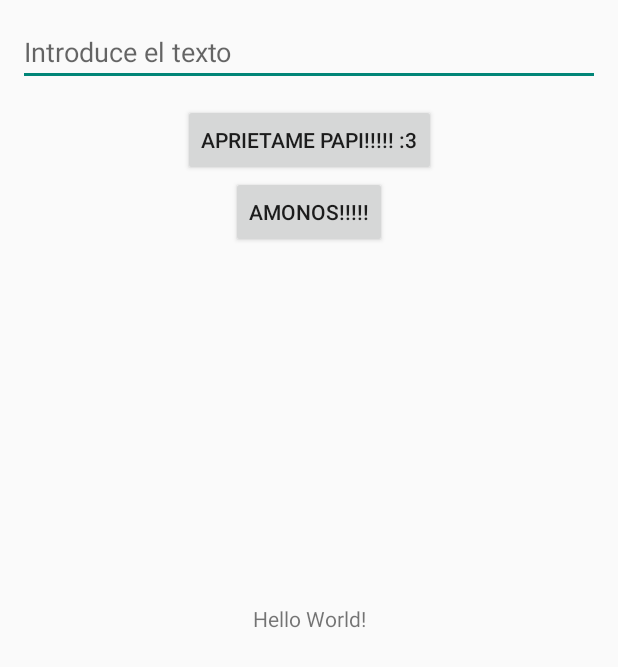
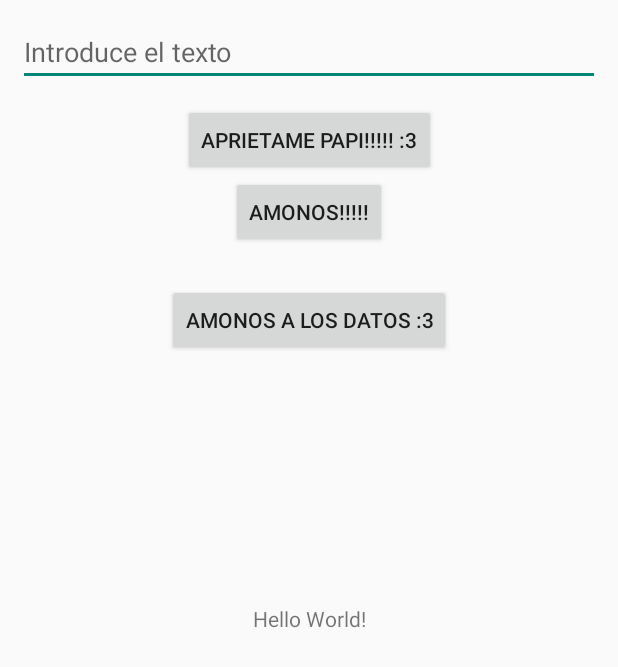
Before and after one commit to josejesusguzman/App1ClasesAndroid, an Android app: the screen it shows after launch (MainActivity), on a phone screen of 412 x 824 dp. Shown: the top 667 px of the screen. Run offline under Robolectric (Android 15) with nearby library versions, the phone set to English and light mode, and no system bars.

```diff
--- a/app/src/main/java/com/jesusguzman/clase1android/Contacto.java
+++ b/app/src/main/java/com/jesusguzman/clase1android/Contacto.java
@@ -9,8 +9,7 @@ public class Contacto {
     public Contacto() {
     }
 
-    public Contacto(int id, String nombre, String telefono) {
-        this.id = id;
+    public Contacto(String nombre, String telefono) {
         this.nombre = nombre;
         this.telefono = telefono;
     }
--- a/app/src/main/java/com/jesusguzman/clase1android/MainActivity.java
+++ b/app/src/main/java/com/jesusguzman/clase1android/MainActivity.java
@@ -32,6 +32,7 @@ public class MainActivity extends AppCompatActivity {
         txtMuestraTexto = (TextView) findViewById(R.id.txt_muestra_texto);
         Button btnAccionTurbo = (Button) findViewById(R.id.btn_accion_turbo);
         Button btnIrActivity = (Button) findViewById(R.id.btn_ir_otra_activity);
+        Button btnActivityDatos = (Button) findViewById(R.id.btn_ir_activity_datos);
 
         btnAccionTurbo.setOnClickListener(new View.OnClickListener() {
             @Override
@@ -44,6 +45,13 @@ public class MainActivity extends AppCompatActivity {
             @Override
             public void onClick(View view) {
                 startActivity(new Intent(getApplicationContext(), ScrollTestActivity.class));
+            }
+        });
+
+        btnActivityDatos.setOnClickListener(new View.OnClickListener() {
+            @Override
+            public void onClick(View view) {
+                startActivity(new Intent(getApplicationContext(), ActivityDatos.class));
             }
         });
     }
--- a/app/src/main/res/layout/activity_main.xml
+++ b/app/src/main/res/layout/activity_main.xml
@@ -47,4 +47,14 @@
         app:layout_constraintStart_toStartOf="parent"
         app:layout_constraintTop_toBottomOf="@+id/btn_accion_turbo" />
 
+    <Button
+        android:id="@+id/btn_ir_activity_datos"
+        android:layout_width="wrap_content"
+        android:layout_height="wrap_content"
+        android:text="Amonos a los datos :3"
+        android:layout_marginTop="24dp"
+        app:layout_constraintEnd_toEndOf="parent"
+        app:layout_constraintStart_toStartOf="parent"
+        app:layout_constraintTop_toBottomOf="@+id/btn_ir_otra_activity" />
+
 </androidx.constraintlayout.widget.ConstraintLayout>
```
Also changed, not shown: app/src/main/java/com/jesusguzman/clase1android/ActivityDatos.java (+16 -0 lines), app/src/main/java/com/jesusguzman/clase1android/DatabaseHandler.java (+40 -1 lines), app/src/main/res/layout/activity_datos.xml (+8 -0 lines).
